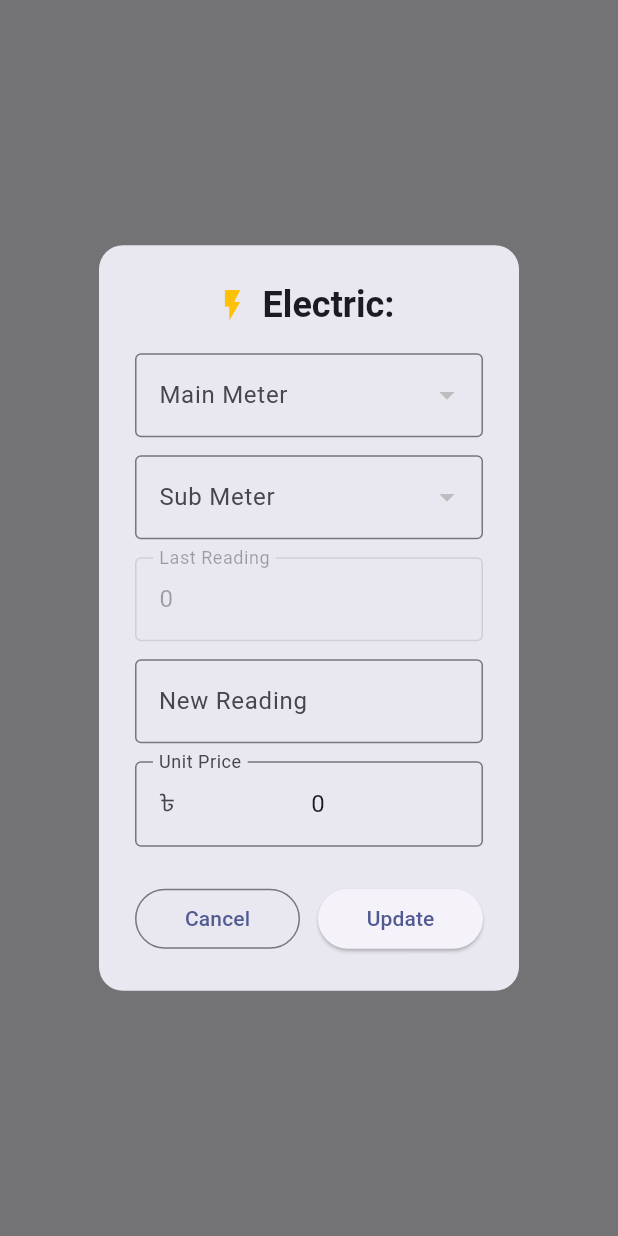
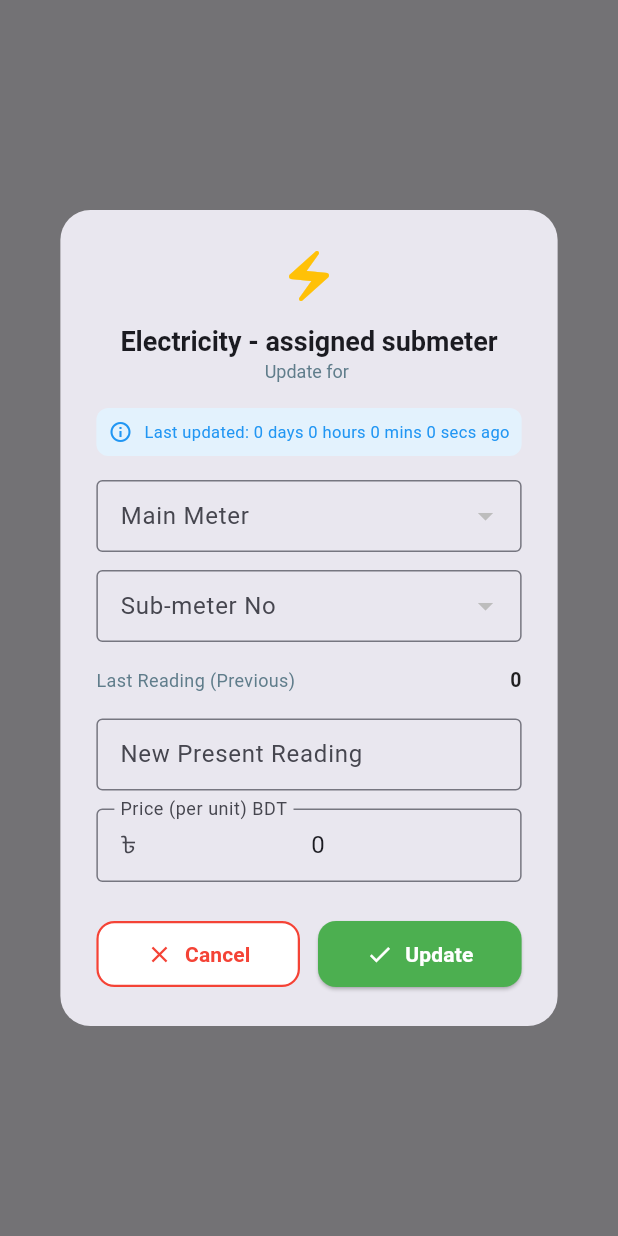
Before and after one commit to maskbitter/akonssquare, a Flutter app: what showElectricityDialog() shows on an empty page, opened directly with empty values, on a phone screen of 412 x 824 dp. Run offline on Flutter 3.47's test engine with Material 3 defaults, Android fonts, the phone set to English and light mode, and no system bars; our stand-ins replace cloud_firestore, file_picker, firebase_core, fl_chart, package_info_plus, share_plus and 2 more; accounts and stored records are empty.

Commit message:
edited v3

```diff
--- a/lib/Admin/category_dialogs.dart
+++ b/lib/Admin/category_dialogs.dart
@@ -595,10 +595,37 @@ class CategoryDialogs {
     final priceController = TextEditingController(text: (existingData?['pricePerUnit'] ?? 10).toString());
     bool isLoading = false;
 
-    showDialog(context: context, builder: (ctx) => StatefulBuilder(builder: (context, setDialogState) => AlertDialog(
-      shape: RoundedRectangleBorder(borderRadius: BorderRadius.circular(16)),
-      title: Center(child: Row(mainAxisSize: MainAxisSize.min, children: [const Icon(Icons.flash_on, color: Colors.amber), const SizedBox(width: 8), Text("Electric: $subItemName", style: const TextStyle(fontWeight: FontWeight.bold))])),
-      content: SingleChildScrollView(child: Column(mainAxisSize: MainAxisSize.min, children: [
+    showDialog(
+      context: context,
+      barrierDismissible: false,
+      builder: (ctx) => StatefulBuilder(
+        builder: (context, setDialogState) => AlertDialog(
+          shape: RoundedRectangleBorder(borderRadius: BorderRadius.circular(20)),
+          title: Column(
+            children: [
+              const Icon(Icons.electric_bolt, color: Colors.amber, size: 40),
+              const SizedBox(height: 12),
+              const Text("Electricity - assigned submeter", textAlign: TextAlign.center, style: TextStyle(fontWeight: FontWeight.bold, fontSize: 18)),
+              Text("Update for $subItemName", style: const TextStyle(fontSize: 12, color: Colors.blueGrey)),
+            ],
+          ),
+          content: SingleChildScrollView(
+            child: Column(
+              mainAxisSize: MainAxisSize.min,
+              children: [
+                if (existingData?['updatedAt'] != null)
+                  Container(
+                    margin: const EdgeInsets.only(bottom: 16),
+                    padding: const EdgeInsets.all(8),
+                    decoration: BoxDecoration(color: Colors.blue.shade50, borderRadius: BorderRadius.circular(8)),
+                    child: Row(
+                      children: [
+                        const Icon(Icons.info_outline, size: 16, color: Colors.blue),
+                        const SizedBox(width: 8),
+                        Expanded(child: Text("Last updated: ${DatabaseService.formatDuration(existingData?['updatedAt'] as Timestamp?)} ago", style: const TextStyle(fontSize: 11, color: Colors.blue))),
+                      ],
+                    ),
+                  ),
                 StreamBuilder<QuerySnapshot>(
                   stream: _dbService.getMainMetersStream(),
                   builder: (context, snapshot) {
@@ -606,8 +633,8 @@ class CategoryDialogs {
                     var meters = snapshot.data!.docs;
                     return DropdownButtonFormField<String>(
                       value: selectedMainMeter,
-              decoration: const InputDecoration(labelText: "Main Meter", border: OutlineInputBorder()),
-              items: meters.map((doc) => DropdownMenuItem(value: doc['meterNo'].toString(), child: Text(doc['meterNo'].toString()))).toList(),
+                      decoration: const InputDecoration(labelText: "Main Meter", border: OutlineInputBorder(), isDense: true),
+                      items: meters.map((doc) => DropdownMenuItem(value: doc['meterNo'].toString(), child: Text("Main Meter: ${doc['meterNo']}"))).toList(),
                       onChanged: (v) => setDialogState(() => selectedMainMeter = v),
                     );
                   },
@@ -626,8 +653,8 @@ class CategoryDialogs {
 
                     return DropdownButtonFormField<String>(
                       value: selectedSubMeter,
-              decoration: const InputDecoration(labelText: "Sub Meter", border: OutlineInputBorder()),
-              items: available.map((doc) => DropdownMenuItem(value: doc['subMeterNo'].toString(), child: Text(doc['subMeterNo'].toString()))).toList(),
+                      decoration: const InputDecoration(labelText: "Sub-meter No", border: OutlineInputBorder(), isDense: true),
+                      items: available.map((doc) => DropdownMenuItem(value: doc['subMeterNo'].toString(), child: Text("Sub-meter: ${doc['subMeterNo']}"))).toList(),
                       onChanged: (v) => setDialogState(() {
                         selectedSubMeter = v;
                         var match = available.firstWhere((d) => d['subMeterNo'] == v);
@@ -637,17 +664,52 @@ class CategoryDialogs {
                   },
                 ),
                 const SizedBox(height: 12),
-        TextField(controller: lastReadingController, decoration: const InputDecoration(labelText: "Last Reading", border: OutlineInputBorder()), enabled: false),
+                _buildReadOnlyRow("Last Reading (Previous)", lastReadingController.text),
                 const SizedBox(height: 12),
-        TextField(controller: presentReadingController, textAlign: TextAlign.center, keyboardType: TextInputType.number, decoration: const InputDecoration(labelText: "New Reading", border: OutlineInputBorder())),
+                TextField(
+                  controller: presentReadingController,
+                  textAlign: TextAlign.center,
+                  keyboardType: TextInputType.number,
+                  decoration: const InputDecoration(labelText: "New Present Reading", border: OutlineInputBorder(), isDense: true)
+                ),
                 const SizedBox(height: 12),
-        TextField(controller: priceController, textAlign: TextAlign.center, keyboardType: TextInputType.number, decoration: const InputDecoration(labelText: "Unit Price", prefixText: "৳ ", border: OutlineInputBorder())),
-      ])),
+                TextField(
+                  controller: priceController,
+                  textAlign: TextAlign.center,
+                  keyboardType: TextInputType.number,
+                  decoration: const InputDecoration(labelText: "Price (per unit) BDT", prefixText: "৳ ", border: OutlineInputBorder(), isDense: true)
+                ),
+              ],
+            ),
+          ),
           actions: [
-        Row(children: [
-          Expanded(child: OutlinedButton(onPressed: () => Navigator.pop(ctx), child: const Text("Cancel"))),
+            Row(
+              children: [
+                Expanded(
+                  child: OutlinedButton.icon(
+                    icon: const Icon(Icons.close, size: 18),
+                    style: OutlinedButton.styleFrom(
+                      foregroundColor: Colors.red,
+                      side: const BorderSide(color: Colors.red, width: 1.5),
+                      backgroundColor: Colors.white,
+                      shape: RoundedRectangleBorder(borderRadius: BorderRadius.circular(12)),
+                      padding: const EdgeInsets.symmetric(vertical: 12),
+                    ),
+                    onPressed: () => Navigator.pop(ctx),
+                    label: const Text("Cancel", style: TextStyle(fontWeight: FontWeight.bold)),
+                  ),
+                ),
                 const SizedBox(width: 12),
-          Expanded(child: ElevatedButton(onPressed: isLoading ? null : () async {
+                Expanded(
+                  child: ElevatedButton.icon(
+                    icon: const Icon(Icons.check, size: 18),
+                    style: ElevatedButton.styleFrom(
+                      backgroundColor: Colors.green,
+                      foregroundColor: Colors.white,
+                      shape: RoundedRectangleBorder(borderRadius: BorderRadius.circular(12)),
+                      padding: const EdgeInsets.symmetric(vertical: 12),
+                    ),
+                    onPressed: isLoading ? null : () async {
                       double last = double.tryParse(lastReadingController.text) ?? 0;
                       double pres = double.tryParse(presentReadingController.text) ?? last;
                       if (pres < last) { _showValidationWarning(context, "Reading cannot be lower than previous."); return; }
@@ -657,13 +719,11 @@ class CategoryDialogs {
                       SharedPreferences prefs = await SharedPreferences.getInstance();
                       String actor = prefs.getString('username') ?? "Admin";
 
-            // If submeter changed, release old one and assign new one
                       if (existingData?['subMeterNo'] != null && existingData?['subMeterNo'] != selectedSubMeter) {
                         await _dbService.setSubMeterAssignment(existingData?['subMeterNo'], false);
                       }
                       await _dbService.setSubMeterAssignment(selectedSubMeter!, true);
 
-            // Update sub-item
                       await _dbService.updateSubItemElectricity(subItemId, {
                         'mainMeterNo': selectedMainMeter,
                         'subMeterNo': selectedSubMeter,
@@ -674,14 +734,19 @@ class CategoryDialogs {
                         'isStopped': false,
                       }, actor);
 
-            // Sync with sub_meters collection
                       await _dbService.syncSubMeterReading(selectedSubMeter!, pres, actor);
 
                       if (context.mounted) Navigator.pop(ctx);
-          }, child: isLoading ? const SizedBox(width: 15, height: 15, child: CircularProgressIndicator(strokeWidth: 2)) : const Text("Update"))),
-        ]),
+                    },
+                    label: Text(isLoading ? "Updating..." : "Update", style: const TextStyle(fontWeight: FontWeight.bold)),
+                  ),
+                ),
               ],
-    )));
+            ),
+          ],
+        ),
+      ),
+    );
   }
 
   static void showMarkAsPaidDialog({
--- a/lib/Common/database_service.dart
+++ b/lib/Common/database_service.dart
@@ -6,6 +6,11 @@ import 'package:shared_preferences/shared_preferences.dart';
 
 class DatabaseService {
   final FirebaseFirestore _db = FirebaseFirestore.instance;
+
+  // --- Static Cache for Pre-fetching ---
+  static List<Map<String, dynamic>> cachedSubItems = [];
+  static Map<String, dynamic>? cachedAppConfig;
+  static double? cachedDBVersion;
 
   // ==========================================
   // 1. AUDIT & LOGGING SYSTEM
--- a/lib/Users/user_dashboard.dart
+++ b/lib/Users/user_dashboard.dart
@@ -420,10 +420,10 @@ class _UserDashboardState extends State<UserDashboard> {
                           children: [
                             const Divider(height: 1),
                             const SizedBox(height: 6),
-                            _buildInfoRow("Main Meter:", ed['mainMeterNo'] ?? 'N/A', icon: Icons.settings_input_component),
-                            _buildInfoRow("Sub-Meter:", ed['mainSubMeterNo'] ?? 'N/A', icon: Icons.numbers),
-                            _buildInfoRow("Last Reading:", "${(ed['lastReading'] as num?)?.toDouble().toStringAsFixed(2)}", icon: Icons.history),
-                            _buildInfoRow("Present Reading:", "${(ed['presentReading'] as num?)?.toDouble().toStringAsFixed(2)}", icon: Icons.visibility),
+                            _buildInfoRow("Main Meter No:", ed['mainMeterNo'] ?? 'N/A', icon: Icons.settings_input_component),
+                            _buildInfoRow("Sub-Meter No:", ed['mainSubMeterNo'] ?? 'N/A', icon: Icons.numbers),
+                            _buildInfoRow("Last Readings:", "${(ed['lastReading'] as num?)?.toDouble().toStringAsFixed(2)}", icon: Icons.history),
+                            _buildInfoRow("Present Readings:", "${(ed['presentReading'] as num?)?.toDouble().toStringAsFixed(2)}", icon: Icons.visibility),
                             _buildInfoRow("Used Units:", (((ed['presentReading'] ?? 0) as num) - ((ed['lastReading'] ?? 0) as num)).toStringAsFixed(2), isBold: true, icon: Icons.electric_bolt),
                             _buildInfoRow("Price per Unit:", "৳${(ed['pricePerUnit'] as num?)?.toDouble().toStringAsFixed(2)}", icon: Icons.payments_outlined),
                             const SizedBox(height: 6),
```
Also changed, not shown: lib/Admin/category_page.dart (+12 -2 lines), lib/Common/splash_screen.dart (added, +285 -0 lines), lib/main.dart (+10 -57 lines), 6 other files. Lines whose indentation alone changed are shown as unchanged.
